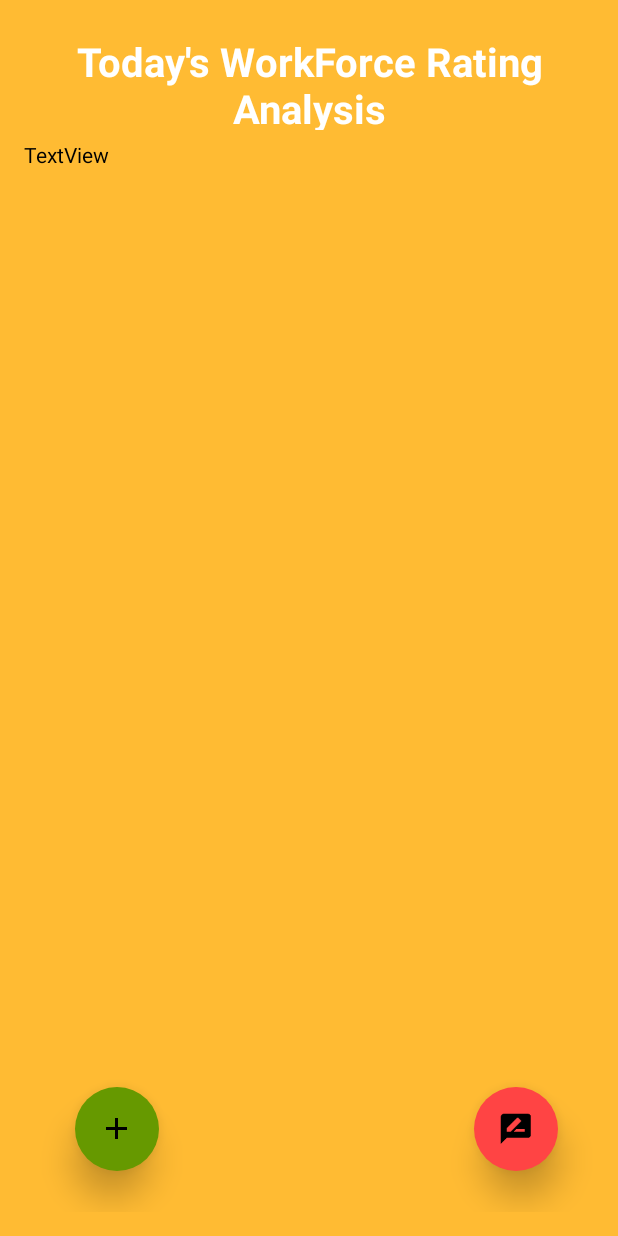
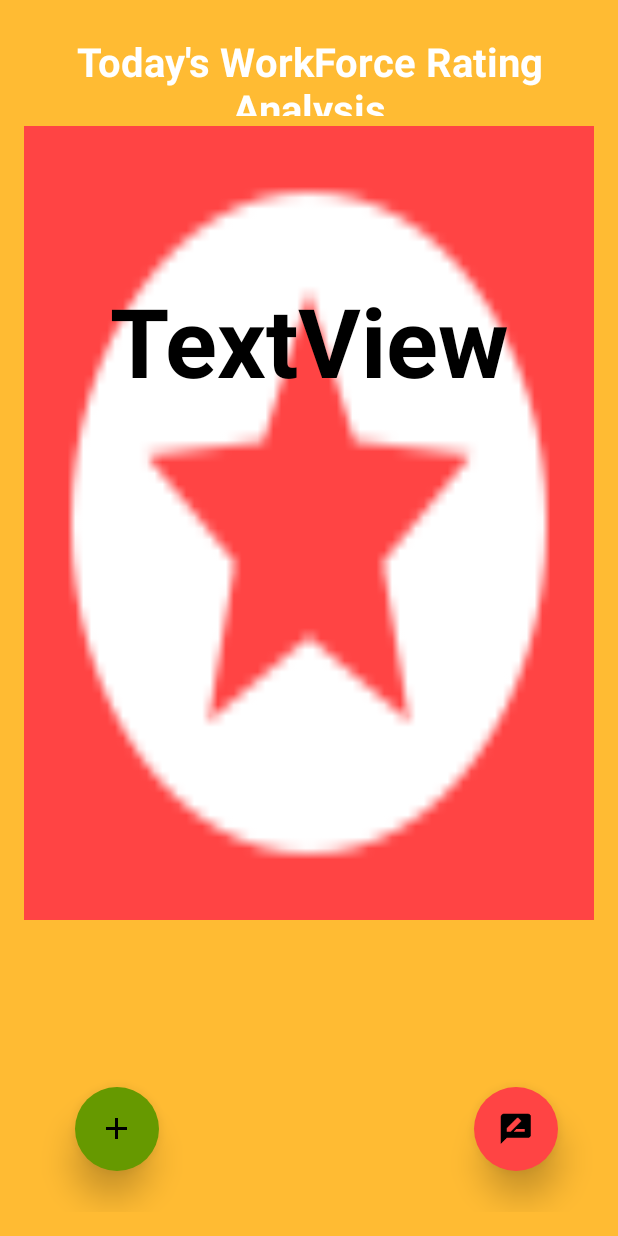
Before and after one commit to shruti9619/WorkforceAnalyser, an Android app: the layout activity_dash_board.xml on its own in the app's theme, with its tools: preview values and no code run, on a phone screen of 412 x 824 dp. Run offline under Robolectric (Android 15) with nearby library versions, the phone set to English and light mode, and no system bars.

Commit message:
rating view designed

```diff
--- a/app/src/main/res/layout/activity_dash_board.xml
+++ b/app/src/main/res/layout/activity_dash_board.xml
@@ -44,9 +44,19 @@
                 android:layout_height="50px" android:id="@+id/textView" android:textStyle="bold"
                 android:textSize="40px" android:textAlignment="center"
                 android:textColor="@color/white" android:layout_weight="0.06" android:padding="10px"/>
+        <LinearLayout android:layout_width="match_parent" android:layout_height="wrap_content"
+                      android:layout_weight="0.61" android:background="@color/colorPrimary">
+        <LinearLayout
+                android:layout_width="match_parent"
+                android:layout_height="match_parent" app:srcCompat="@color/colorPrimary" android:id="@+id/linearlay"
+                android:background="@mipmap/ic_stars_white">
         <TextView
                 android:text="TextView"
-                android:layout_width="match_parent"
-                android:layout_height="wrap_content" android:id="@+id/ratingtext" android:layout_weight="0.06"/>
+                android:layout_width="50dp"
+                android:layout_height="70dp" android:id="@+id/ratingtext" android:layout_weight="0.06"
+                android:layout_marginTop="100dp" android:textStyle="bold" android:textSize="@android:dimen/notification_large_icon_height"
+                android:textAlignment="center"/>
+        </LinearLayout>
+        </LinearLayout>
     </LinearLayout>
 </RelativeLayout>
```
Also changed, not shown: app/src/main/java/com/learn/shruti/workforceanalysis/DashBoardActivity.java (+4 -3 lines), app/src/main/res/mipmap-hdpi/ic_stars_white.png (added).
